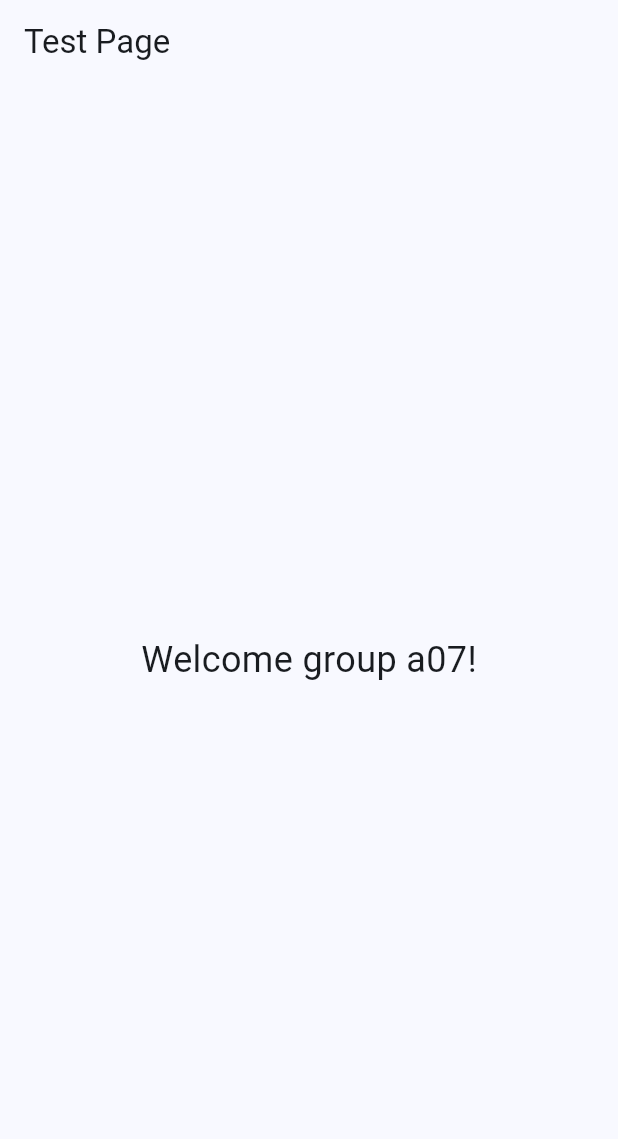
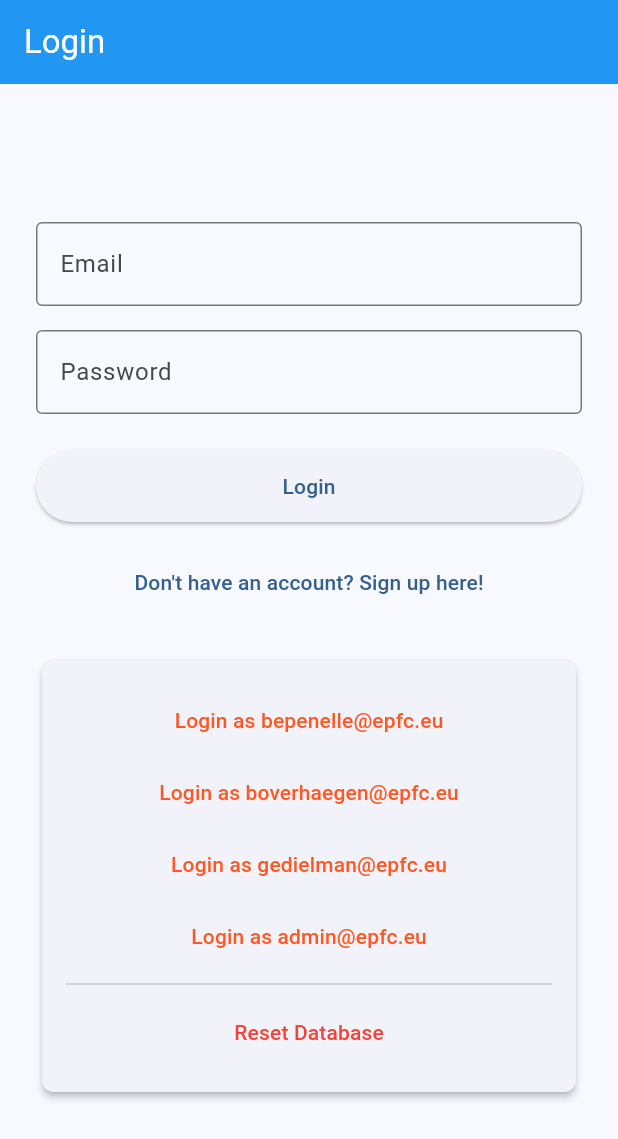
Before and after one commit to mohamedHajioui/Tricount, a Flutter app: the screen it shows after launch, on a phone screen of 412 x 824 dp. Shown: the top 1139 px of the screen. Run offline on Flutter 3.47's test engine with Material 3 defaults, Android fonts, the phone set to English and light mode, and no system bars; our stand-ins replace hive_ce, hooks_riverpod; accounts and stored records are empty.

Commit message:
creation de la vue login dans flutter

```diff
--- a/frontend/lib/app/my_app.dart
+++ b/frontend/lib/app/my_app.dart
@@ -1,6 +1,7 @@
 import 'package:flutter/material.dart';
 import 'package:hooks_riverpod/hooks_riverpod.dart';
 import 'package:prbd_2425_a07/views/pages/test_page.dart';
+import 'package:prbd_2425_a07/views/pages/LoginScreen.dart';
 
 class MyApp extends ConsumerWidget {
   const MyApp({super.key});
@@ -13,9 +14,9 @@ class MyApp extends ConsumerWidget {
         useMaterial3: true,
         colorScheme: ColorScheme.fromSeed(seedColor: Colors.blue),
       ),
-      initialRoute: '/test',
+      initialRoute: '/login',
       routes: {
-        '/test': (context) => TestPage(),
+        '/login': (context) => LoginScreen(),
       },
     );
   }
--- /dev/null
+++ b/frontend/lib/views/pages/LoginScreen.dart
@@ -0,0 +1,129 @@
+import 'package:flutter/material.dart';
+
+class LoginScreen extends StatefulWidget {
+  static const routename = '/login';
+  @override
+  _LoginScreenState createState() => _LoginScreenState();
+}
+
+class _LoginScreenState extends State<LoginScreen> {
+  final _formKey = GlobalKey<FormState>();
+  final _emailCtrl = TextEditingController();
+  final _pwdCtrl = TextEditingController();
+
+  @override
+  void dispose(){
+    _emailCtrl.dispose();
+    _pwdCtrl.dispose();
+    super.dispose();
+  }
+
+  @override
+  Widget build(BuildContext context) {
+    return Scaffold(
+      appBar: AppBar(
+        title: Text('Login'),
+        backgroundColor: Colors.blue,
+        foregroundColor: Colors.white,
+        elevation: 0,
+
+      ),
+      body: Center(
+        child: SingleChildScrollView(
+          padding: EdgeInsets.symmetric(horizontal: 24),
+          child: Column(
+            crossAxisAlignment: CrossAxisAlignment.stretch,
+            children: [
+              Form(
+                key: _formKey,
+                child: Column(
+                  children: [
+                    TextFormField(
+                      controller: _emailCtrl,
+                      decoration: InputDecoration(
+                        labelText: 'Email',
+                        border: OutlineInputBorder(),
+                      ),
+                      keyboardType: TextInputType.emailAddress,
+                    ),
+                    SizedBox(height: 16),
+                    TextFormField(
+                      controller:_pwdCtrl,
+                      decoration: InputDecoration(
+                        labelText: 'Password',
+                        border: OutlineInputBorder(),
+                      ),
+                      obscureText: true,
+                    ),
+                    SizedBox(height: 24),
+                    ElevatedButton(
+                      onPressed: () {
+                        //TODO: a implementer la logique de connexion
+                      },
+                      child: Text('Login'),
+                      style: ElevatedButton.styleFrom(
+                        minimumSize: Size(double.infinity, 48),
+                      ),
+                    )
+                  ],
+                ),
+              ),
+              const SizedBox(height: 16),
+              TextButton(
+                onPressed: (){
+                  //TODO: naviquer vers le signup
+                },
+                child: const Text("Don't have an account? Sign up here!"),
+              ),
+              const SizedBox(height: 24),
+              Card(
+                shape: RoundedRectangleBorder(
+                  borderRadius: BorderRadius.circular(8),
+                ),
+                elevation: 2,
+                child: Padding(
+                  padding: const EdgeInsets.all(16),
+                  child: Column(
+                    children: [
+                      TextButton(
+                        onPressed: (){
+                          //TODO
+                        },
+                        child: const Text('Login as bepenelle@epfc.eu', style: TextStyle(color: Colors.deepOrange))
+                      ),
+                      TextButton(
+                        onPressed: () {
+                          // TODO:
+                        },
+                        child: const Text('Login as boverhaegen@epfc.eu', style: TextStyle(color: Colors.deepOrange)),
+                      ),
+                      TextButton(
+                        onPressed: () {
+                          // TODO:
+                        },
+                        child: const Text('Login as gedielman@epfc.eu', style: TextStyle(color: Colors.deepOrange)),
+                      ),
+                      TextButton(
+                        onPressed: () {
+                          // TODO:
+                        },
+                        child: const Text('Login as admin@epfc.eu', style: TextStyle(color: Colors.deepOrange)),
+                      ),
+                      const Divider(),
+                      TextButton(
+                        onPressed: () {
+                          // TODO:
+                        },
+                        child: const Text('Reset Database', style: TextStyle(color: Colors.red)),
+                      ),
+                    ],
+                  ),
+                ),
+              ),
+            ],
+          ),
+        ),
+      ),
+    );
+  }
+}
```
